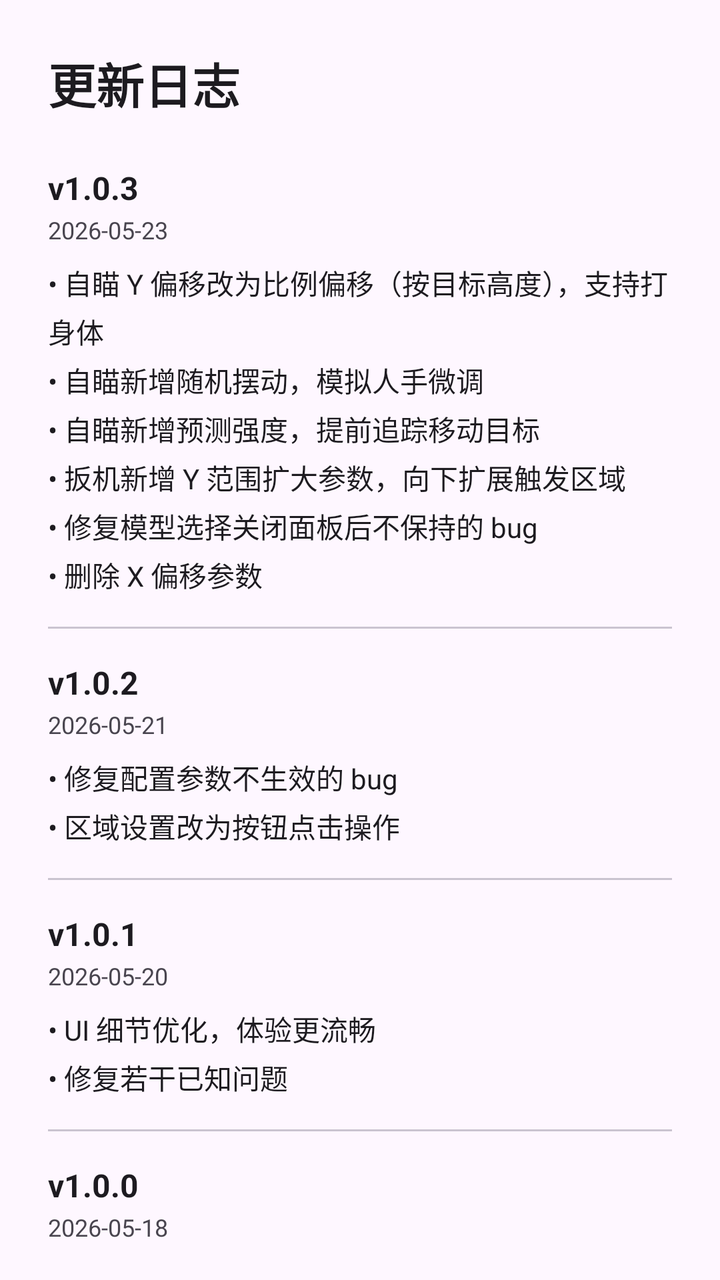
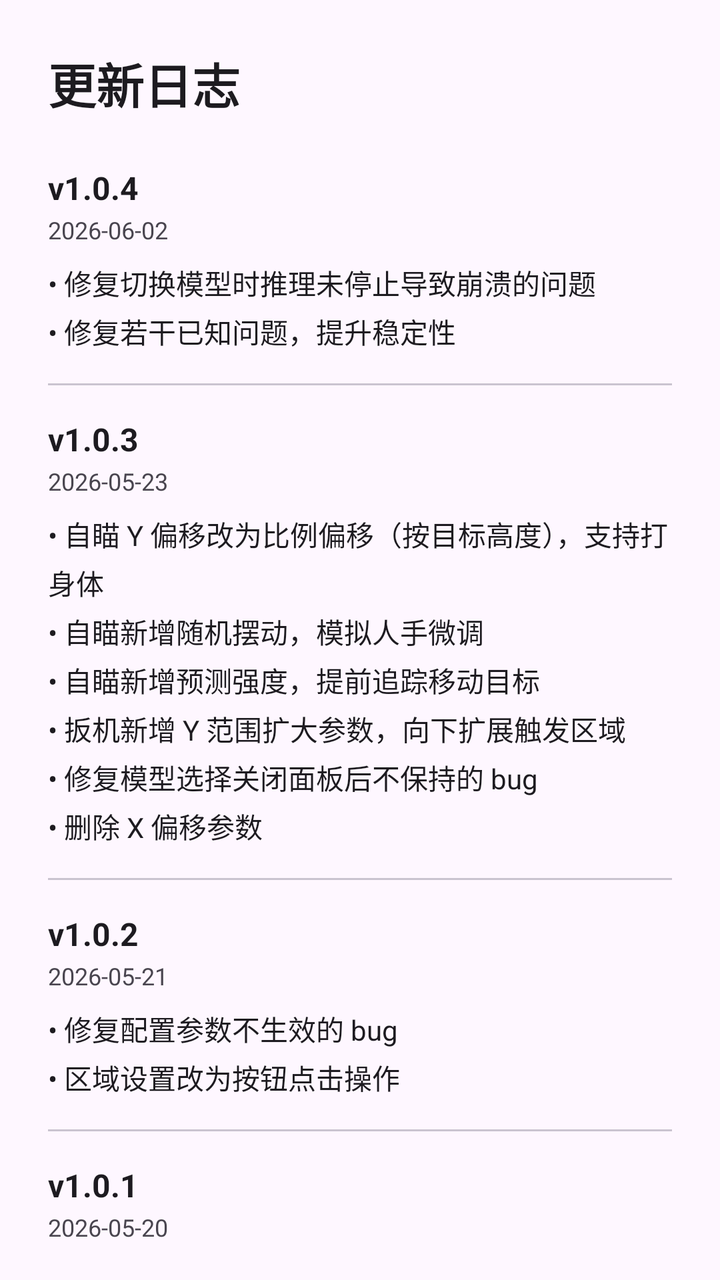

Before-and-after screenshots of an Android layout around one commit, followed by the original layout XML and the change that was made.
<!-- AndroidManifest.xml: application theme Theme.Aimbot -->
<!-- res/layout/dialog_changelog.xml -->
<?xml version="1.0" encoding="utf-8"?>
<LinearLayout xmlns:android="http://schemas.android.com/apk/res/android"
    android:layout_width="match_parent"
    android:layout_height="wrap_content"
    android:orientation="vertical"
    android:paddingTop="24dp"
    android:paddingBottom="16dp"
    android:paddingStart="24dp"
    android:paddingEnd="24dp">

    <TextView
        android:layout_width="wrap_content"
        android:layout_height="wrap_content"
        android:text="更新日志"
        android:textSize="24sp"
        android:textColor="?attr/colorOnSurface"
        android:textStyle="bold" />

    <LinearLayout
        android:layout_width="match_parent"
        android:layout_height="wrap_content"
        android:orientation="vertical"
        android:layout_marginTop="24dp">

        
        <LinearLayout
            android:layout_width="match_parent"
            android:layout_height="wrap_content"
            android:orientation="vertical">

            <TextView
                android:layout_width="wrap_content"
                android:layout_height="wrap_content"
                android:text="v1.0.3"
                android:textSize="16sp"
                android:textColor="?attr/colorOnSurface"
                android:textStyle="bold" />

            <TextView
                android:layout_width="wrap_content"
                android:layout_height="wrap_content"
                android:text="2026-05-23"
                android:textSize="12sp"
                android:textColor="?attr/colorOnSurfaceVariant"
                android:layout_marginTop="2dp" />

            <TextView
                android:layout_width="wrap_content"
                android:layout_height="wrap_content"
                android:text="• 自瞄 Y 偏移改为比例偏移（按目标高度），支持打身体\n• 自瞄新增随机摆动，模拟人手微调\n• 自瞄新增预测强度，提前追踪移动目标\n• 扳机新增 Y 范围扩大参数，向下扩展触发区域\n• 修复模型选择关闭面板后不保持的 bug\n• 删除 X 偏移参数"
                android:textSize="14sp"
                android:textColor="?attr/colorOnSurface"
                android:layout_marginTop="8dp"
                android:lineSpacingExtra="4dp" />
        </LinearLayout>

        <View
            android:layout_width="match_parent"
            android:layout_height="1dp"
            android:background="?attr/colorOutlineVariant"
            android:layout_marginTop="16dp"
            android:layout_marginBottom="16dp" />

        
        <LinearLayout
            android:layout_width="match_parent"
            android:layout_height="wrap_content"
            android:orientation="vertical">

            <TextView
                android:layout_width="wrap_content"
                android:layout_height="wrap_content"
                android:text="v1.0.2"
                android:textSize="16sp"
                android:textColor="?attr/colorOnSurface"
                android:textStyle="bold" />

            <TextView
                android:layout_width="wrap_content"
                android:layout_height="wrap_content"
                android:text="2026-05-21"
                android:textSize="12sp"
                android:textColor="?attr/colorOnSurfaceVariant"
                android:layout_marginTop="2dp" />

            <TextView
                android:layout_width="wrap_content"
                android:layout_height="wrap_content"
                android:text="• 修复配置参数不生效的 bug\n• 区域设置改为按钮点击操作"
                android:textSize="14sp"
                android:textColor="?attr/colorOnSurface"
                android:layout_marginTop="8dp"
                android:lineSpacingExtra="4dp" />
        </LinearLayout>

        <View
            android:layout_width="match_parent"
            android:layout_height="1dp"
            android:background="?attr/colorOutlineVariant"
            android:layout_marginTop="16dp"
            android:layout_marginBottom="16dp" />

        
        <LinearLayout
            android:layout_width="match_parent"
            android:layout_height="wrap_content"
            android:orientation="vertical">

            <TextView
                android:layout_width="wrap_content"
                android:layout_height="wrap_content"
                android:text="v1.0.1"
                android:textSize="16sp"
                android:textColor="?attr/colorOnSurface"
                android:textStyle="bold" />

            <TextView
                android:layout_width="wrap_content"
                android:layout_height="wrap_content"
                android:text="2026-05-20"
                android:textSize="12sp"
                android:textColor="?attr/colorOnSurfaceVariant"
                android:layout_marginTop="2dp" />

            <TextView
                android:layout_width="wrap_content"
                android:layout_height="wrap_content"
                android:text="• UI 细节优化，体验更流畅\n• 修复若干已知问题"
                android:textSize="14sp"
                android:textColor="?attr/colorOnSurface"
                android:layout_marginTop="8dp"
                android:lineSpacingExtra="4dp" />
        </LinearLayout>

        <View
            android:layout_width="match_parent"
            android:layout_height="1dp"
            android:background="?attr/colorOutlineVariant"
            android:layout_marginTop="16dp"
            android:layout_marginBottom="16dp" />

        
        <LinearLayout
            android:layout_width="match_parent"
            android:layout_height="wrap_content"
            android:orientation="vertical">

            <TextView
                android:layout_width="wrap_content"
                android:layout_height="wrap_content"
                android:text="v1.0.0"
                android:textSize="16sp"
                android:textColor="?attr/colorOnSurface"
                android:textStyle="bold" />

            <TextView
                android:layout_width="wrap_content"
                android:layout_height="wrap_content"
                android:text="2026-05-18"
                android:textSize="12sp"
                android:textColor="?attr/colorOnSurfaceVariant"
                android:layout_marginTop="2dp" />

            <TextView
                android:layout_width="wrap_content"
                android:layout_height="wrap_content"
                android:text="• AI 目标检测，支持骁龙 QNN 硬件加速\n• 自瞄模式，智能追踪目标\n• 扳机模式，精准触发射击\n• 多精度模型可选"
                android:textSize="14sp"
                android:textColor="?attr/colorOnSurface"
                android:layout_marginTop="8dp"
                android:lineSpacingExtra="4dp" />
        </LinearLayout>

    </LinearLayout>

</LinearLayout>
<!-- resources referenced by this layout -->
<resources>
  <style name="Theme.Aimbot" parent="Base.Theme.Aimbot" />
  <style name="Base.Theme.Aimbot" parent="Theme.Material3.DayNight.NoActionBar">
          
          
      </style>
</resources>

<!-- the commit's change to res/layout/dialog_changelog.xml (unified diff, before → after) -->
@@ -31,6 +31,45 @@
             <TextView
                 android:layout_width="wrap_content"
                 android:layout_height="wrap_content"
+                android:text="v1.0.4"
+                android:textSize="16sp"
+                android:textColor="?attr/colorOnSurface"
+                android:textStyle="bold" />
+
+            <TextView
+                android:layout_width="wrap_content"
+                android:layout_height="wrap_content"
+                android:text="2026-06-02"
+                android:textSize="12sp"
+                android:textColor="?attr/colorOnSurfaceVariant"
+                android:layout_marginTop="2dp" />
+
+            <TextView
+                android:layout_width="wrap_content"
+                android:layout_height="wrap_content"
+                android:text="• 修复切换模型时推理未停止导致崩溃的问题\n• 修复若干已知问题，提升稳定性"
+                android:textSize="14sp"
+                android:textColor="?attr/colorOnSurface"
+                android:layout_marginTop="8dp"
+                android:lineSpacingExtra="4dp" />
+        </LinearLayout>
+
+        <View
+            android:layout_width="match_parent"
+            android:layout_height="1dp"
+            android:background="?attr/colorOutlineVariant"
+            android:layout_marginTop="16dp"
+            android:layout_marginBottom="16dp" />
+
+        
+        <LinearLayout
+            android:layout_width="match_parent"
+            android:layout_height="wrap_content"
+            android:orientation="vertical">
+
+            <TextView
+                android:layout_width="wrap_content"
+                android:layout_height="wrap_content"
                 android:text="v1.0.3"
                 android:textSize="16sp"
                 android:textColor="?attr/colorOnSurface"
